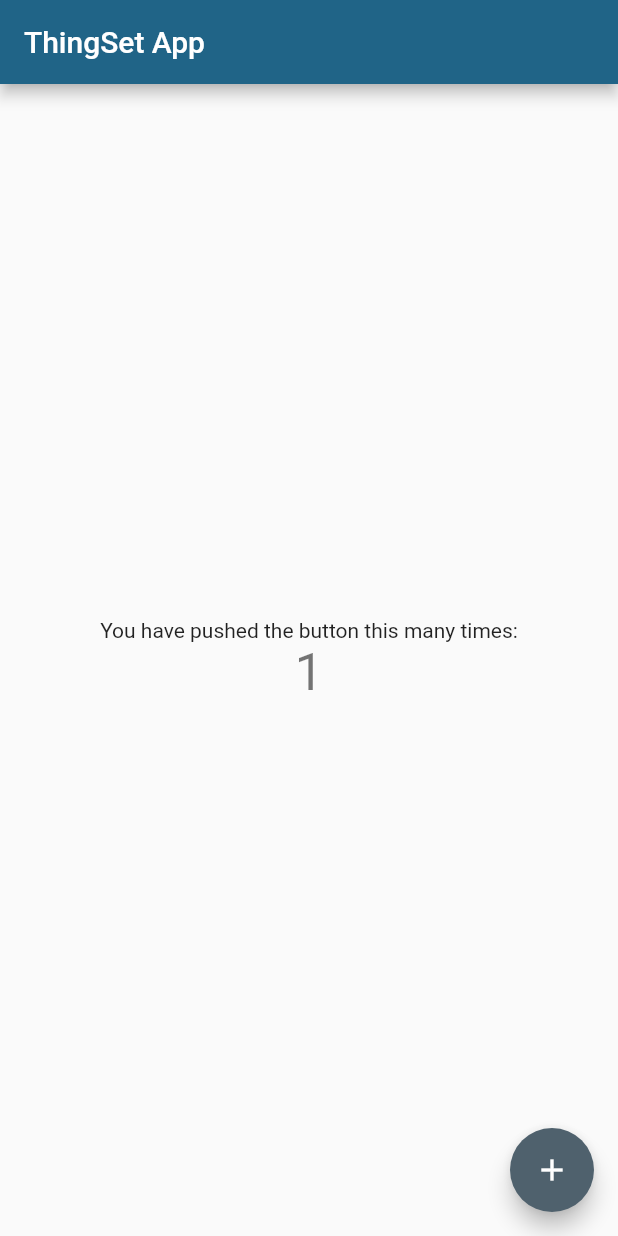
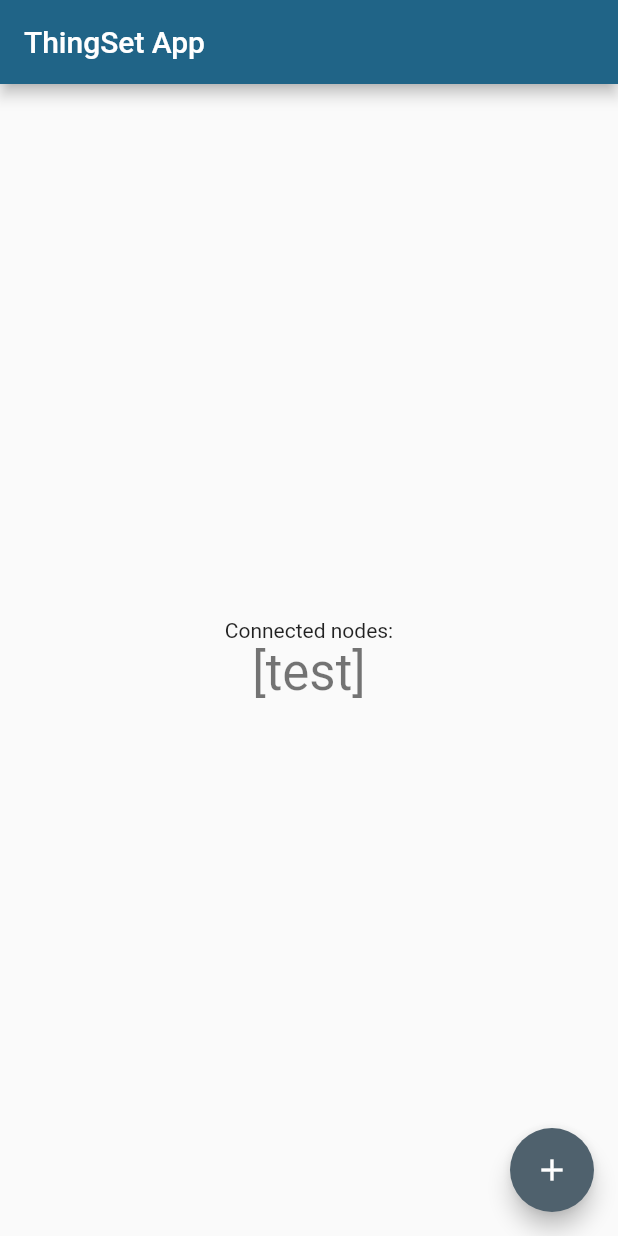
Before and after one commit to ThingSet/thingset-app, a Flutter app: the screen it shows after launch, after a tap on the "add" icon, on a phone screen of 412 x 824 dp. Run offline on Flutter 3.47's test engine with Material 2 defaults, Android fonts, the phone set to English and light mode, and no system bars; missing offline and left inert: window_size.

Commit message:
Use Provider to store state

```diff
--- a/lib/main.dart
+++ b/lib/main.dart
@@ -1,8 +1,10 @@
 import 'dart:io';
 
 import 'package:flutter/material.dart';
+import 'package:provider/provider.dart';
 import 'package:window_size/window_size.dart';
 
+import 'models/connections.dart';
 import 'theme.dart';
 
 const double windowWidth = 500;
@@ -34,92 +36,50 @@ class ThingSetApp extends StatelessWidget {
 
   @override
   Widget build(BuildContext context) {
-    return MaterialApp(
-      title: 'ThingSet App',
-      theme: theme,
-      home: const MyHomePage(title: 'ThingSet App'),
-    );
+    return ChangeNotifierProvider(
+        create: (context) => ConnectionsModel(),
+        child: MaterialApp(
+          title: 'ThingSet App',
+          theme: theme,
+          home: const MyHomePage(title: 'ThingSet App'),
+        ));
   }
 }
 
-class MyHomePage extends StatefulWidget {
+class MyHomePage extends StatelessWidget {
+  final String title;
+
   const MyHomePage({super.key, required this.title});
 
-  // This widget is the home page of your application. It is stateful, meaning
-  // that it has a State object (defined below) that contains fields that affect
-  // how it looks.
-
-  // This class is the configuration for the state. It holds the values (in this
-  // case the title) provided by the parent (in this case the App widget) and
-  // used by the build method of the State. Fields in a Widget subclass are
-  // always marked "final".
-
-  final String title;
-
-  @override
-  State<MyHomePage> createState() => _MyHomePageState();
-}
-
-class _MyHomePageState extends State<MyHomePage> {
-  int _counter = 0;
-
-  void _incrementCounter() {
-    setState(() {
-      // This call to setState tells the Flutter framework that something has
-      // changed in this State, which causes it to rerun the build method below
-      // so that the display can reflect the updated values. If we changed
-      // _counter without calling setState(), then the build method would not be
-      // called again, and so nothing would appear to happen.
-      _counter++;
-    });
+  void addNode(BuildContext context) {
+    Provider.of<ConnectionsModel>(context, listen: false).add("test");
   }
 
   @override
   Widget build(BuildContext context) {
-    // This method is rerun every time setState is called, for instance as done
-    // by the _incrementCounter method above.
-    //
-    // The Flutter framework has been optimized to make rerunning build methods
-    // fast, so that you can just rebuild anything that needs updating rather
-    // than having to individually change instances of widgets.
+    var nodes = Provider.of<ConnectionsModel>(context).nodes;
     return Scaffold(
       appBar: AppBar(
-        // Here we take the value from the MyHomePage object that was created by
-        // the App.build method, and use it to set our appbar title.
-        title: Text(widget.title),
+        title: Text(title),
       ),
       body: Center(
-        // Center is a layout widget. It takes a single child and positions it
-        // in the middle of the parent.
         child: Column(
-          // Column is also a layout widget. It takes a list of children and
-          // arranges them vertically. By default, it sizes itself to fit its
-          // children horizontally, and tries to be as tall as its parent.
-          //
-          // Invoke "debug painting" (press "p" in the console, choose the
-          // "Toggle Debug Paint" action from the Flutter Inspector in Android
-          // Studio, or the "Toggle Debug Paint" command in Visual Studio Code)
-          // to see the wireframe for each widget.
-          //
-          // Column has various properties to control how it sizes itself and
-          // how it positions its children. Here we use mainAxisAlignment to
-          // center the children vertically; the main axis here is the vertical
-          // axis because Columns are vertical (the cross axis would be
-          // horizontal).
           mainAxisAlignment: MainAxisAlignment.center,
           children: <Widget>[
             const Text(
-              'You have pushed the button this many times:',
+              'Connected nodes:',
             ),
             Text(
-              '$_counter',
+              '$nodes',
               style: Theme.of(context).textTheme.headline4,
             ),
           ],
         ),
       ),
       floatingActionButton: FloatingActionButton(
-        onPressed: _incrementCounter,
+        onPressed: () {
+          addNode(context);
+        },
         tooltip: 'Increment',
         child: const Icon(Icons.add),
       ),
--- /dev/null
+++ b/lib/models/connections.dart
@@ -0,0 +1,14 @@
+import 'package:flutter/foundation.dart';
+
+class ConnectionsModel extends ChangeNotifier {
+  final List<String> _nodes = [];
+
+  get nodes => _nodes;
+
+  get count => _nodes.length;
+
+  void add(String item) {
+    _nodes.add(item);
+    notifyListeners();
+  }
+}
--- a/pubspec.yaml
+++ b/pubspec.yaml
@@ -40,6 +40,7 @@ dependencies:
   # The following adds the Cupertino Icons font to your application.
   # Use with the CupertinoIcons class for iOS style icons.
   cupertino_icons: ^1.0.2
+  provider: ^6.0.4
 
 dev_dependencies:
   flutter_test:
```
Also changed, not shown: pubspec.lock.
